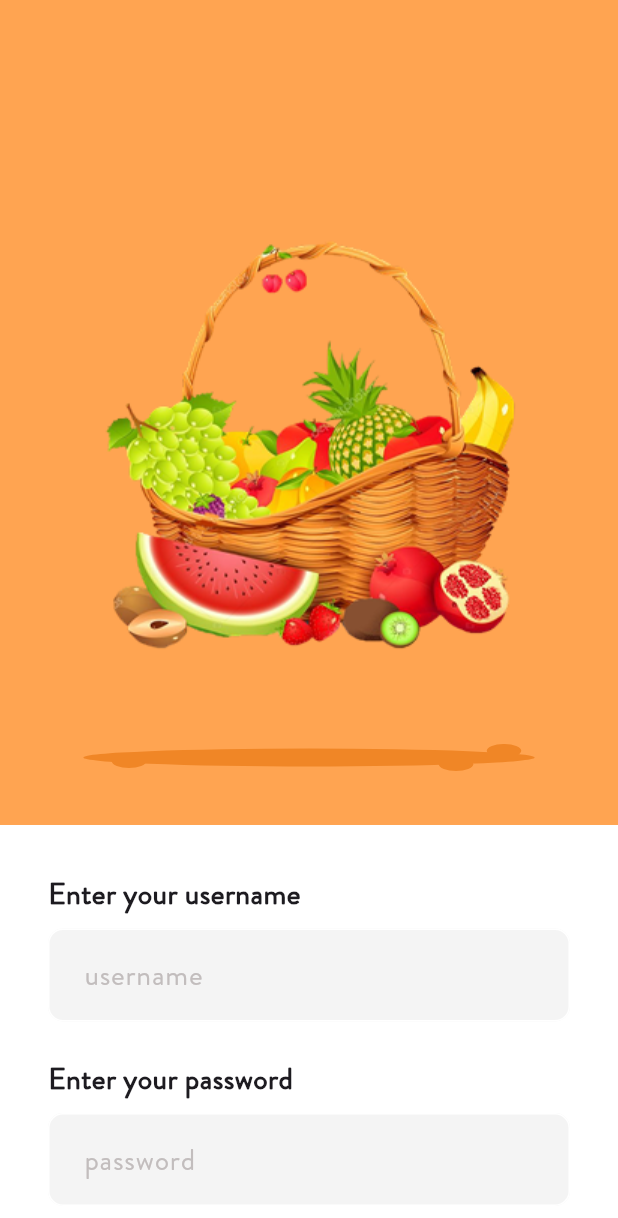
After one commit to tech-cell-eg/Round-4-mobile-foodApp, a Flutter app: the screen it shows after launch, after a tap on "Let’s Continue", on a phone screen of 412 x 824 dp. The commit adds this screen. Shown: the top 1218 px of the screen. Run offline on Flutter 3.47's test engine with Material 3 defaults, Android fonts, the phone set to English and light mode, and no system bars; our stand-ins replace flutter_svg, go_router; project files that could hold a hidden picture were left out.

Commit message:
create authentication screen

```diff
--- a/lib/core/helper/app_router.dart
+++ b/lib/core/helper/app_router.dart
@@ -1,6 +1,7 @@
+import 'package:fruit_hub/features/autherntication_screen/presentation/authentication_view.dart';
 import 'package:fruit_hub/features/home/presentation/views/fruit_details_view.dart';
-import 'package:fruit_hub/features/splash/presentation/pages/splash_page.dart';
-import 'package:fruit_hub/features/welcome_page/presentation/pages/welcome_page.dart';
+import 'package:fruit_hub/features/splash_screen/presentation/pages/splash_view.dart';
+import 'package:fruit_hub/features/welcome_screen/presentation/pages/welcome_view.dart';
 import 'package:go_router/go_router.dart';
 
 abstract class AppRouter {
@@ -19,6 +20,11 @@ abstract class AppRouter {
         builder: (context, state) => const WelcomePage(),
       ),
       GoRoute(
+        path: AuthenticationView.kAuthonticationView,
+        name: "Authontication",
+        builder: (context, state) => const AuthenticationView(),
+      ),
+      GoRoute(
         path: FruitDetailsView.kFruitDetailsView,
         name: "fruitDetails",
         builder: (context, state) => const FruitDetailsView(),
--- a/lib/core/utils/app_colors.dart
+++ b/lib/core/utils/app_colors.dart
@@ -7,4 +7,6 @@ abstract class AppColors {
   static const Color purpleColor = Color(0xFF27214D);
   static const Color lavenderColor = Color(0xFF938DB5);
   static const Color grayColor = Color(0xFFF4F4F4);
+  static const Color darkGrayColor = Color(0xFFC2BDBD);
+  static const Color mediamgrayColor = Color(0xFFF3F1F1);
 }
--- /dev/null
+++ b/lib/core/utils/widgets/custom_text_field.dart
@@ -0,0 +1,53 @@
+import 'package:flutter/material.dart';
+import 'package:fruit_hub/core/utils/app_colors.dart';
+import 'package:fruit_hub/core/utils/app_text_styles.dart';
+
+// ignore: must_be_immutable
+class CustomTextField extends StatelessWidget {
+  final String hintText;
+  Function(String)? onsubment;
+  bool? obscureText;
+  CustomTextField({
+    super.key,
+    required this.hintText,
+    this.onsubment,
+    this.obscureText = false,
+  });
+
+  @override
+  Widget build(BuildContext context) {
+    return Padding(
+      padding: const EdgeInsets.symmetric(vertical: 8),
+      child: TextFormField(
+        obscureText: obscureText!,
+        validator: (data) {
+          if (data!.isEmpty) {
+            return 'field is requierd';
+          }
+          return null;
+        },
+        onChanged: onsubment,
+        decoration: InputDecoration(
+          filled: true,
+          fillColor: AppColors.grayColor,
+          prefix: SizedBox(width: 20),
+          contentPadding: EdgeInsets.symmetric(vertical: 16),
+          hintText: hintText,
+          hintStyle: TextStyle(
+            fontSize: 20,
+            fontFamily: AppTextStyles.fontFamily,
+            color: AppColors.darkGrayColor,
+          ),
+          enabledBorder: OutlineInputBorder(
+            borderRadius: BorderRadius.circular(10),
+            borderSide: BorderSide(color: Colors.white),
+          ),
+          focusedBorder: OutlineInputBorder(
+            borderRadius: BorderRadius.circular(10),
+            borderSide: BorderSide(color: Colors.white),
+          ),
+        ),
+      ),
+    );
+  }
+}
--- /dev/null
+++ b/lib/features/autherntication_screen/presentation/authentication_view.dart
@@ -0,0 +1,66 @@
+import 'package:flutter/material.dart';
+import 'package:flutter_svg/flutter_svg.dart';
+import 'package:fruit_hub/core/utils/app_colors.dart';
+import 'package:fruit_hub/core/utils/app_text_styles.dart';
+import 'package:fruit_hub/core/utils/widgets/custom_botton.dart';
+import 'package:fruit_hub/core/utils/widgets/custom_text_field.dart';
+
+class AuthenticationView extends StatelessWidget {
+  const AuthenticationView({super.key});
+  static final String kAuthonticationView = "/Authontication";
+
+  @override
+  Widget build(BuildContext context) {
+    return Scaffold(
+      backgroundColor: AppColors.orangeColor,
+      body: CustomScrollView(
+        slivers: [
+          SliverList(
+            delegate: SliverChildListDelegate([
+              const SizedBox(height: 100),
+              Image.asset("assets/images/fruit_basket_2.png"),
+              const SizedBox(height: 10),
+              SvgPicture.asset('assets/images/shadow_fruit_2.svg'),
+              const SizedBox(height: 36),
+            ]),
+          ),
+          SliverFillRemaining(
+            hasScrollBody: false,
+            child: Container(
+              color: AppColors.whiteColor,
+              child: Padding(
+                padding: const EdgeInsets.all(32),
+                child: Column(
+                  crossAxisAlignment: CrossAxisAlignment.start,
+                  children: [
+                    Text(
+                      'Enter your username',
+                      style: TextStyle(
+                        fontFamily: AppTextStyles.fontFamily,
+                        fontSize: AppTextStyles.textStyle20.fontSize,
+                        fontWeight: FontWeight.bold,
+                      ),
+                    ),
+                    CustomTextField(hintText: "username"),
+                    const SizedBox(height: 16),
+                    Text(
+                      'Enter your password',
+                      style: TextStyle(
+                        fontFamily: AppTextStyles.fontFamily,
+                        fontSize: AppTextStyles.textStyle20.fontSize,
+                        fontWeight: FontWeight.bold,
+                      ),
+                    ),
+                    CustomTextField(hintText: "password"),
+                    const SizedBox(height: 16),
+                    CustomBotton(text: 'Let\'s Continue'),
+                  ],
+                ),
+              ),
+            ),
+          ),
+        ],
+      ),
+    );
+  }
+}
--- a/lib/features/welcome_page/presentation/pages/welcome_page.dart
+++ b/lib/features/welcome_screen/presentation/pages/welcome_view.dart
@@ -3,6 +3,7 @@ import 'package:flutter_svg/svg.dart';
 import 'package:fruit_hub/core/utils/app_colors.dart';
 import 'package:fruit_hub/core/utils/app_text_styles.dart';
 import 'package:fruit_hub/core/utils/widgets/custom_botton.dart';
+import 'package:go_router/go_router.dart';
 
 class WelcomePage extends StatelessWidget {
   const WelcomePage({super.key});
@@ -49,7 +50,12 @@ class WelcomePage extends StatelessWidget {
                     ),
                   ),
                   SizedBox(height: 50),
-                  CustomBotton(text: 'Let’s Continue'),
+                  CustomBotton(
+                    text: 'Let’s Continue',
+                    ontap: () {
+                      context.goNamed('Authontication');
+                    },
+                  ),
                 ],
               ),
             ),
```
Also changed, not shown: lib/features/splash_screen/presentation/pages/splash_view.dart (renamed from lib/features/splash/presentation/pages/splash_page.dart).
